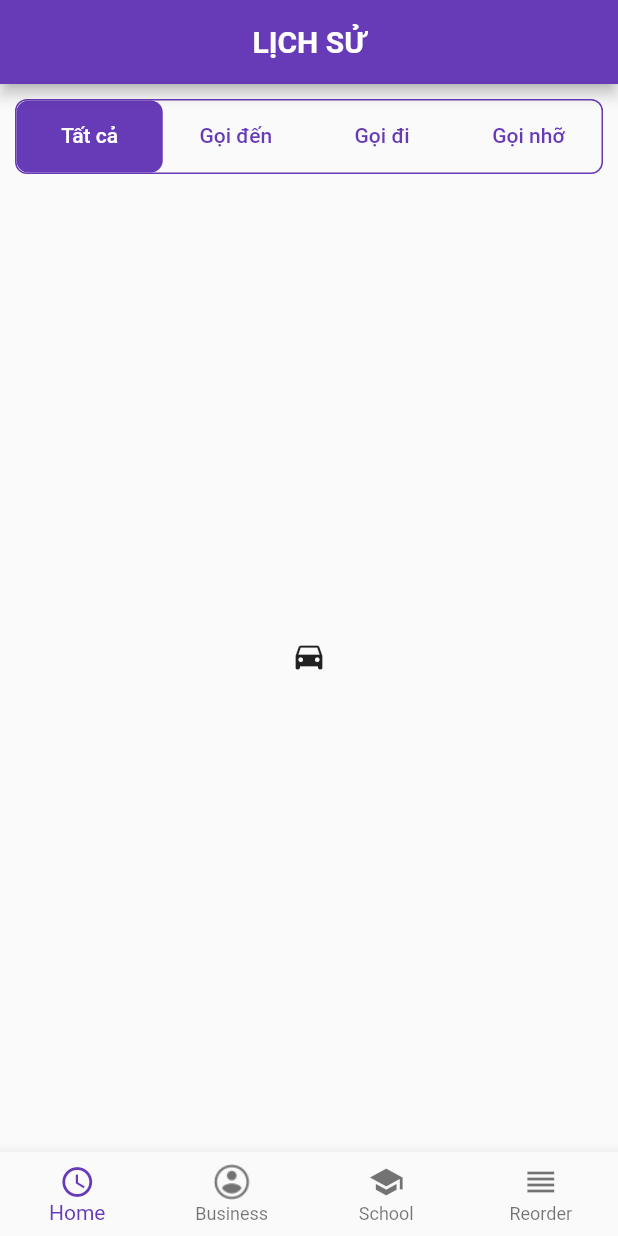
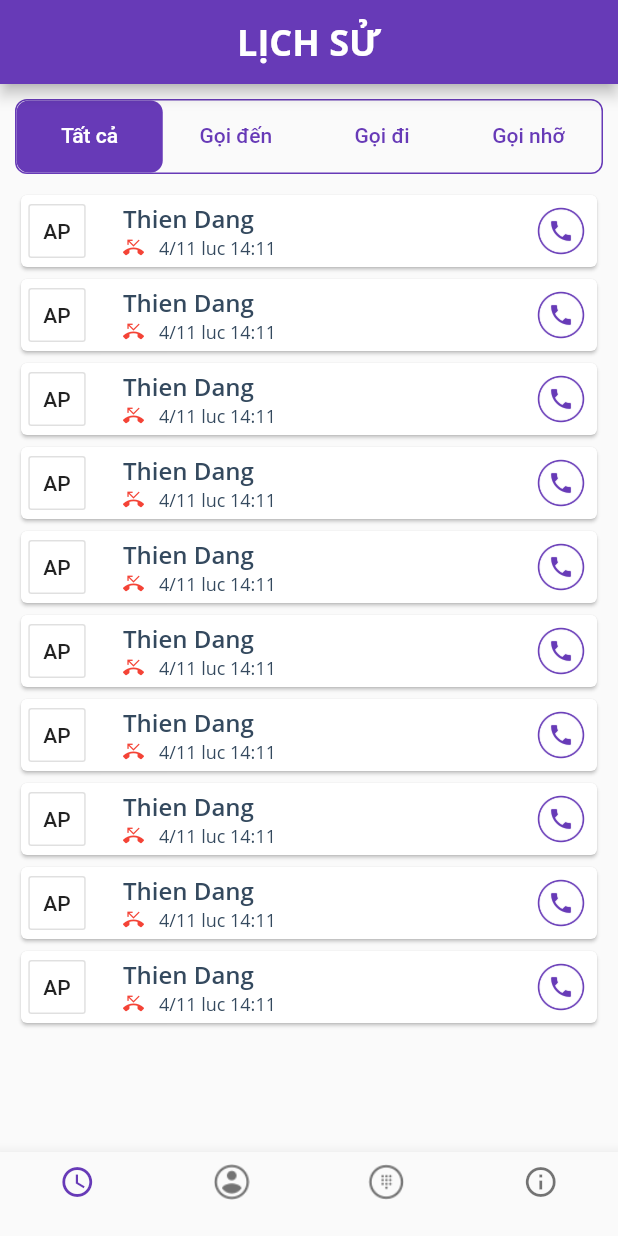
Before and after one commit to quynguyen2303/gcall, a Flutter app: the screen it shows after launch, on a phone screen of 412 x 824 dp. Run offline on Flutter 3.47's test engine with Material 2 defaults, Android fonts, the phone set to English and light mode, and no system bars; our stand-ins replace dio, shared_preferences.

Commit message:
add front-end for history call

```diff
--- a/lib/config/Pallete.dart
+++ b/lib/config/Pallete.dart
@@ -1,3 +1,6 @@
 import 'package:flutter/material.dart';
 
 const primaryColor = Color(0xff673ab7);
+const accentColor = Color(0xff34495e);
+const primaryTextColor = Color(0xff34495e);
+const accentTextColor = Color(0xff000087);
--- a/lib/config/Styles.dart
+++ b/lib/config/Styles.dart
@@ -0,0 +1,17 @@
+import 'package:flutter/material.dart';
+
+import 'Pallete.dart' as Pallete;
+
+const _primaryFontFamily = 'OpenSans';
+
+const kHeaderTextStyle = TextStyle(
+    fontFamily: _primaryFontFamily, fontWeight: FontWeight.bold, fontSize: 24);
+const kContactCallHistoryTextStyle = TextStyle(
+    fontSize: 16,
+    color: Pallete.primaryTextColor,
+    fontFamily: _primaryFontFamily,
+    fontWeight: FontWeight.w600);
+const kTimeCallHistoryTextStyle = TextStyle(
+    fontSize: 12,
+    fontFamily: _primaryFontFamily,
+    color: Pallete.primaryTextColor);
--- a/lib/main.dart
+++ b/lib/main.dart
@@ -23,6 +23,7 @@ class GCall extends StatelessWidget {
       child: Consumer<Auth>(builder: (context, auth, _) => MaterialApp(
         debugShowCheckedModeBanner: false,
         theme: ThemeData.light().copyWith(
+
           primaryColor: Pallete.primaryColor,
           backgroundColor: Colors.white,
         ),
--- a/lib/screens/CallHistoryScreen.dart
+++ b/lib/screens/CallHistoryScreen.dart
@@ -1,6 +1,9 @@
 import 'package:flutter/material.dart';
 
 import '../config/Pallete.dart' as Pallete;
+import '../config/Styles.dart';
+
+import '../widgets/CallHistoryWidget.dart';
 
 class CallHistoryScreen extends StatefulWidget {
   static const routeName = './callhistory';
@@ -16,7 +19,7 @@ class _CallHistoryScreenState extends State<CallHistoryScreen> {
         centerTitle: true,
         title: Text(
           'LỊCH SỬ',
-          style: TextStyle(fontWeight: FontWeight.w700),
+          style: kHeaderTextStyle,
         ),
       ),
       body: DefaultTabController(
@@ -53,7 +56,7 @@ class _CallHistoryScreenState extends State<CallHistoryScreen> {
               Expanded(
                 child: TabBarView(
                   children: <Widget>[
-                    Icon(Icons.directions_car),
+                    CallHistoryWidget(),
                     Icon(Icons.directions_transit),
                     Icon(Icons.directions_bike),
                     Icon(Icons.directions_bike),
--- a/lib/screens/HomeScreen.dart
+++ b/lib/screens/HomeScreen.dart
@@ -51,19 +51,19 @@ class _HomeScreenState extends State<HomeScreen> {
         items: const <BottomNavigationBarItem>[
           BottomNavigationBarItem(
             icon: Icon(Icons.access_time),
-            title: Text('Home'),
+            title: Text(''),
           ),
           BottomNavigationBarItem(
             icon: ImageIcon(AssetImage('assets/icons/contact.png')),
-            title: Text('Business'),
+            title: Text(''),
           ),
           BottomNavigationBarItem(
-            icon: Icon(Icons.school),
-            title: Text('School'),
+            icon: ImageIcon(AssetImage('assets/icons/keypad.png')),
+            title: Text(''),
           ),
           BottomNavigationBarItem(
-            icon: Icon(Icons.reorder),
-            title: Text('Reorder'),
+            icon: Icon(Icons.info_outline),
+            title: Text(''),
           )
         ],
         currentIndex: _selectedIndex,
--- /dev/null
+++ b/lib/widgets/CallHistoryWidget.dart
@@ -0,0 +1,81 @@
+import 'package:flutter/material.dart';
+
+import '../config/Styles.dart';
+import '../config/Pallete.dart' as Pallete;
+
+//  List<Map> _callHistoryList = [
+//   {
+//     'initial': 'AP',
+//     'name': 'Thiên Đặng',
+
+//   },
+//   {}
+// ];
+
+class CallHistoryWidget extends StatefulWidget {
+  @override
+  _CallHistoryWidgetState createState() => _CallHistoryWidgetState();
+}
+
+class _CallHistoryWidgetState extends State<CallHistoryWidget> {
+  @override
+  Widget build(BuildContext context) {
+    return ListView.builder(
+        padding: EdgeInsets.symmetric(vertical: 10),
+        itemCount: 10,
+        itemBuilder: (context, index) {
+          return Card(
+              child: Row(mainAxisSize: MainAxisSize.max,
+                  // mainAxisAlignment: MainAxisAlignment.spaceEvenly,
+                  children: [
+                Container(
+                  padding: EdgeInsets.only(right: 20),
+                  child: ButtonTheme(
+                    padding: EdgeInsets.symmetric(horizontal: 10),
+                    minWidth: 20,
+                    child: OutlineButton(
+                      child: Text('AP'),
+                      onPressed: () {},
+                    ),
+                  ),
+                ),
+                Column(
+                  crossAxisAlignment: CrossAxisAlignment.start,
+                  mainAxisSize: MainAxisSize.min,
+                  children: <Widget>[
+                    Text(
+                      'Thien Dang',
+                      style: kContactCallHistoryTextStyle,
+                    ),
+                    Row(
+                      mainAxisSize: MainAxisSize.max,
+                      mainAxisAlignment: MainAxisAlignment.spaceBetween,
+                      children: <Widget>[
+                        Container(
+                            padding: EdgeInsets.only(right: 10),
+                            child: Icon(
+                              Icons.phone_missed,
+                              size: 14,
+                              color: Colors.red,
+                            )),
+                        Text(
+                          '4/11 luc 14:11',
+                          style: kTimeCallHistoryTextStyle,
+                        ),
+                      ],
+                    ),
+                  ],
+                ),
+                Spacer(),
+                IconButton(
+                  icon: ImageIcon(
+                    AssetImage('assets/icons/call-button.png'),
+                    color: Pallete.primaryColor,
+                    size: 32,
+                  ),
+                  onPressed: () {},
+                )
+              ]));
+        });
+  }
+}
--- a/pubspec.yaml
+++ b/pubspec.yaml
@@ -48,7 +48,7 @@ flutter:
   assets:
   #  - images/a_dot_burr.jpeg
   #  - images/a_dot_ham.jpeg
-   - assets/icons/contact.png
+   - assets/icons/
 
   # An image asset can refer to one or more resolution-specific "variants", see
   # https://flutter.dev/assets-and-images/#resolution-aware.
```
Also changed, not shown: assets/icons/call-button.png (added), assets/icons/keypad.png (added).
